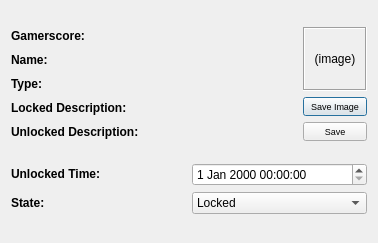
Qt form XDBF/achievementviewer.ui (hetelek/XDBF-Manager) before a commit.
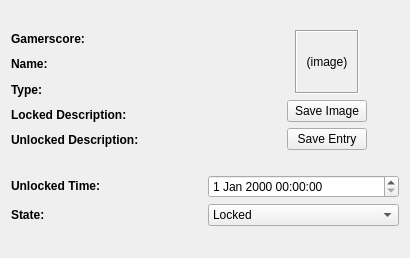
The same form after that commit.

```diff
--- a/XDBF/achievementviewer.ui
+++ b/XDBF/achievementviewer.ui
@@ -6,16 +6,22 @@
    <rect>
     <x>0</x>
     <y>0</y>
-    <width>378</width>
-    <height>243</height>
+    <width>410</width>
+    <height>258</height>
    </rect>
   </property>
+  <property name="maximumSize">
+   <size>
+    <width>410</width>
+    <height>258</height>
+   </size>
+  </property>
   <property name="windowTitle">
    <string>Achievement Entry</string>
   </property>
-  <layout class="QVBoxLayout" name="verticalLayout_3">
+  <layout class="QVBoxLayout" name="verticalLayout_4">
    <item>
-    <layout class="QHBoxLayout" name="horizontalLayout_3">
+    <layout class="QHBoxLayout" name="horizontalLayout_6">
      <item>
       <layout class="QVBoxLayout" name="verticalLayout">
        <item>
@@ -107,8 +113,23 @@
       </layout>
      </item>
      <item>
-      <layout class="QGridLayout" name="gridLayout">
-       <item row="0" column="0">
+      <layout class="QVBoxLayout" name="verticalLayout_3">
+       <item>
+        <layout class="QHBoxLayout" name="horizontalLayout_3">
+         <item>
+          <spacer name="horizontalSpacer_2">
+           <property name="orientation">
+            <enum>Qt::Horizontal</enum>
+           </property>
+           <property name="sizeHint" stdset="0">
+            <size>
+             <width>40</width>
+             <height>20</height>
+            </size>
+           </property>
+          </spacer>
+         </item>
+         <item>
         <widget class="QLabel" name="label_2">
          <property name="minimumSize">
           <size>
@@ -136,41 +157,115 @@
          </property>
         </widget>
        </item>
-       <item row="1" column="0">
+         <item>
+          <spacer name="horizontalSpacer">
+           <property name="orientation">
+            <enum>Qt::Horizontal</enum>
+           </property>
+           <property name="sizeHint" stdset="0">
+            <size>
+             <width>40</width>
+             <height>20</height>
+            </size>
+           </property>
+          </spacer>
+         </item>
+        </layout>
+       </item>
+       <item>
+        <layout class="QHBoxLayout" name="horizontalLayout_5">
+         <item>
+          <spacer name="horizontalSpacer_4">
+           <property name="orientation">
+            <enum>Qt::Horizontal</enum>
+           </property>
+           <property name="sizeHint" stdset="0">
+            <size>
+             <width>40</width>
+             <height>20</height>
+            </size>
+           </property>
+          </spacer>
+         </item>
+         <item>
         <widget class="QPushButton" name="pushButton">
-         <property name="maximumSize">
-          <size>
-           <width>64</width>
-           <height>16777215</height>
-          </size>
-         </property>
-         <property name="font">
-          <font>
-           <pointsize>7</pointsize>
-          </font>
+           <property name="layoutDirection">
+            <enum>Qt::LeftToRight</enum>
+           </property>
+           <property name="autoFillBackground">
+            <bool>false</bool>
          </property>
          <property name="text">
           <string>Save Image</string>
          </property>
-        </widget>
-       </item>
-       <item row="2" column="0">
+           <property name="checkable">
+            <bool>false</bool>
+           </property>
+           <property name="autoDefault">
+            <bool>false</bool>
+           </property>
+           <property name="default">
+            <bool>false</bool>
+           </property>
+           <property name="flat">
+            <bool>false</bool>
+           </property>
+          </widget>
+         </item>
+         <item>
+          <spacer name="horizontalSpacer_3">
+           <property name="orientation">
+            <enum>Qt::Horizontal</enum>
+           </property>
+           <property name="sizeHint" stdset="0">
+            <size>
+             <width>40</width>
+             <height>20</height>
+            </size>
+           </property>
+          </spacer>
+         </item>
+        </layout>
+       </item>
+       <item>
+        <layout class="QHBoxLayout" name="horizontalLayout_4">
+         <item>
+          <spacer name="horizontalSpacer_5">
+           <property name="orientation">
+            <enum>Qt::Horizontal</enum>
+           </property>
+           <property name="sizeHint" stdset="0">
+            <size>
+             <width>40</width>
+             <height>20</height>
+            </size>
+           </property>
+          </spacer>
+         </item>
+         <item>
         <widget class="QPushButton" name="pushButton_2">
-         <property name="maximumSize">
-          <size>
-           <width>64</width>
-           <height>16777215</height>
-          </size>
-         </property>
-         <property name="font">
-          <font>
-           <pointsize>7</pointsize>
-          </font>
-         </property>
          <property name="text">
-          <string>Save</string>
-         </property>
-        </widget>
+            <string>Save Entry</string>
+           </property>
+           <property name="autoDefault">
+            <bool>false</bool>
+           </property>
+          </widget>
+         </item>
+         <item>
+          <spacer name="horizontalSpacer_6">
+           <property name="orientation">
+            <enum>Qt::Horizontal</enum>
+           </property>
+           <property name="sizeHint" stdset="0">
+            <size>
+             <width>40</width>
+             <height>20</height>
+            </size>
+           </property>
+          </spacer>
+         </item>
+        </layout>
        </item>
       </layout>
      </item>
```
Lines whose indentation alone changed are shown as unchanged.
